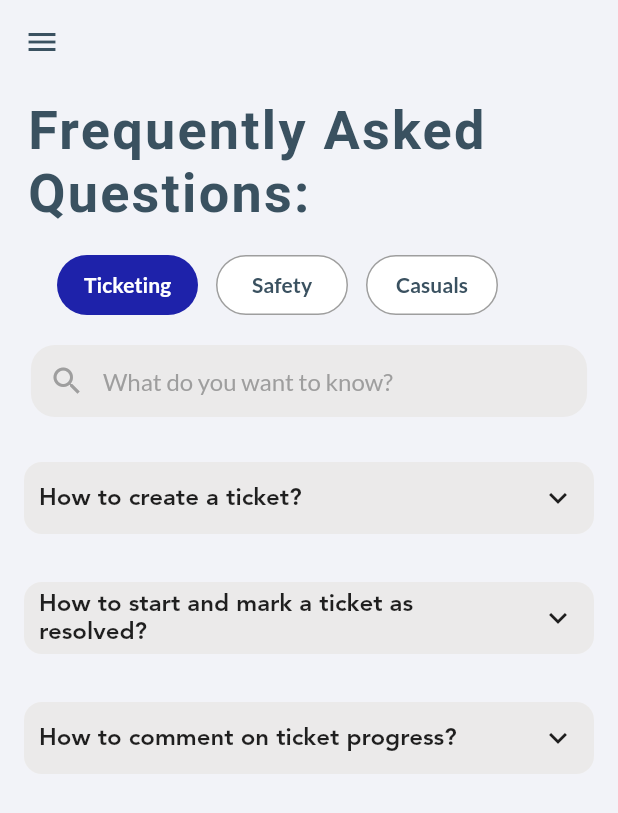
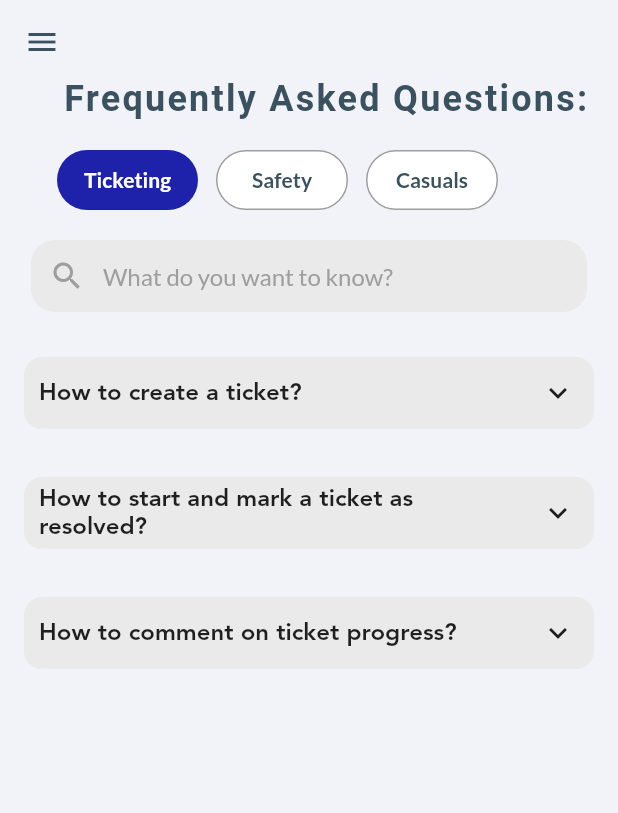
Before and after one commit to ChegeBryan/scholarships, a Flutter app: the FaqScreen screen opened by its route, after a tap on "Ticketing", on a phone screen of 412 x 824 dp. Shown: the top 813 px of the screen. Run offline on Flutter 3.47's test engine with Material 2 defaults, Android fonts, the phone set to English and light mode, and no system bars; our stand-ins replace flutter_custom_clippers, photo_view, shared_preferences, transparent_image; accounts and stored records are empty; Roboto replaces fonts that are missing (AvenirLTStd-MediumRegular).

Commit message:
Reduce app bar size and title font size

```diff
--- a/lib/faq_screen.dart
+++ b/lib/faq_screen.dart
@@ -29,10 +29,9 @@ class _FaqScreenState extends State<FaqScreen> {
   Widget build(BuildContext context) {
     Widget appBar = SliverAppBar(
       pinned: false,
-      floating: true,
-      expandedHeight: 150.0,
+      expandedHeight: 80.0,
       flexibleSpace: FlexibleSpaceBar(
-        titlePadding: EdgeInsets.fromLTRB(18.0, 0, 0, 0),
+        titlePadding: EdgeInsets.fromLTRB(42.0, 0, 0, 0),
         title: ConstrainedBox(
           constraints: BoxConstraints(
             maxWidth: MediaQuery.of(context).size.width * 0.7,
@@ -42,7 +41,7 @@ class _FaqScreenState extends State<FaqScreen> {
             style: TextStyle(
                 color: Color(0xff3A5160),
                 fontWeight: FontWeight.bold,
-                fontSize: 24.0,
+                fontSize: 16.0,
                 fontFamily: 'AvenirLTStd-MediumRegular',
                 letterSpacing: 1.0),
           ),
```
